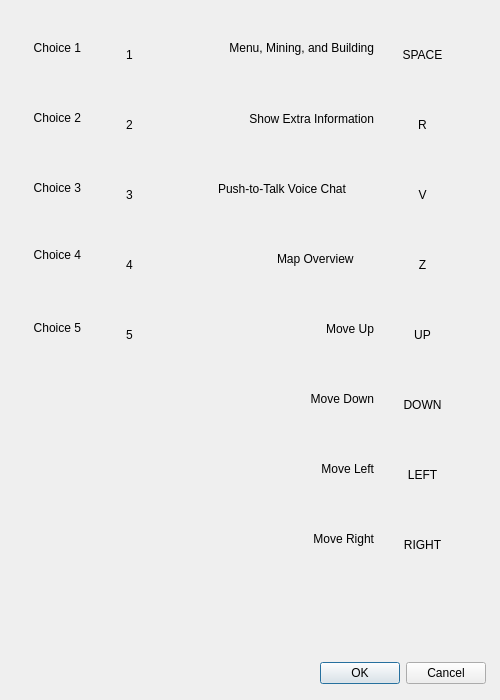
This is src/client/keymap.ui in dc2011/td as Qt 5 draws it before an edit. The edited form follows.
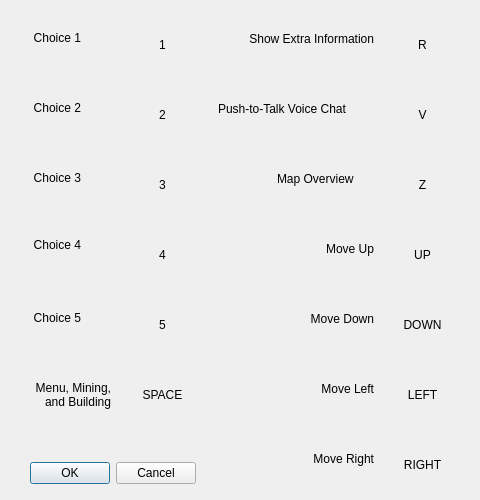
This is the edited form. Custom widgets are drawn as their Qt base class.

Patch:
```diff
--- a/src/client/keymap.ui
+++ b/src/client/keymap.ui
@@ -6,8 +6,8 @@
    <rect>
     <x>0</x>
     <y>0</y>
-    <width>500</width>
-    <height>700</height>
+    <width>480</width>
+    <height>500</height>
    </rect>
   </property>
   <property name="windowTitle">
@@ -16,8 +16,8 @@
   <widget class="QDialogButtonBox" name="buttonBox">
    <property name="geometry">
     <rect>
-     <x>310</x>
-     <y>660</y>
+     <x>20</x>
+     <y>460</y>
      <width>176</width>
      <height>27</height>
     </rect>
@@ -33,7 +33,7 @@
    <property name="geometry">
     <rect>
      <x>380</x>
-     <y>370</y>
+     <y>290</y>
      <width>85</width>
      <height>70</height>
     </rect>
@@ -52,7 +52,7 @@
    <property name="geometry">
     <rect>
      <x>297</x>
-     <y>530</y>
+     <y>450</y>
      <width>77</width>
      <height>17</height>
     </rect>
@@ -68,7 +68,7 @@
    <property name="geometry">
     <rect>
      <x>25</x>
-     <y>39</y>
+     <y>29</y>
      <width>56</width>
      <height>17</height>
     </rect>
@@ -84,7 +84,7 @@
    <property name="geometry">
     <rect>
      <x>24</x>
-     <y>109</y>
+     <y>99</y>
      <width>57</width>
      <height>17</height>
     </rect>
@@ -99,8 +99,8 @@
   <widget class="td::KeyButton" name="btnChoice1">
    <property name="geometry">
     <rect>
-     <x>87</x>
-     <y>20</y>
+     <x>120</x>
+     <y>10</y>
      <width>85</width>
      <height>70</height>
     </rect>
@@ -119,7 +119,7 @@
    <property name="geometry">
     <rect>
      <x>24</x>
-     <y>179</y>
+     <y>169</y>
      <width>57</width>
      <height>17</height>
     </rect>
@@ -134,8 +134,8 @@
   <widget class="td::KeyButton" name="btnChoice2">
    <property name="geometry">
     <rect>
-     <x>87</x>
-     <y>90</y>
+     <x>120</x>
+     <y>80</y>
      <width>85</width>
      <height>70</height>
     </rect>
@@ -154,7 +154,7 @@
    <property name="geometry">
     <rect>
      <x>24</x>
-     <y>246</y>
+     <y>236</y>
      <width>57</width>
      <height>17</height>
     </rect>
@@ -169,8 +169,8 @@
   <widget class="td::KeyButton" name="btnChoice3">
    <property name="geometry">
     <rect>
-     <x>87</x>
-     <y>160</y>
+     <x>120</x>
+     <y>150</y>
      <width>85</width>
      <height>70</height>
     </rect>
@@ -189,7 +189,7 @@
    <property name="geometry">
     <rect>
      <x>24</x>
-     <y>319</y>
+     <y>309</y>
      <width>57</width>
      <height>17</height>
     </rect>
@@ -210,8 +210,8 @@
   <widget class="td::KeyButton" name="btnChoice4">
    <property name="geometry">
     <rect>
-     <x>87</x>
-     <y>230</y>
+     <x>120</x>
+     <y>220</y>
      <width>85</width>
      <height>70</height>
     </rect>
@@ -229,14 +229,14 @@
   <widget class="QLabel" name="lblMenu">
    <property name="geometry">
     <rect>
-     <x>193</x>
-     <y>39</y>
-     <width>181</width>
-     <height>17</height>
+     <x>10</x>
+     <y>360</y>
+     <width>101</width>
+     <height>71</height>
     </rect>
    </property>
    <property name="text">
-    <string>Menu, Mining, and Building</string>
+    <string>Menu, Mining,&lt;br&gt;  and Building</string>
    </property>
    <property name="alignment">
     <set>Qt::AlignRight|Qt::AlignTrailing|Qt::AlignVCenter</set>
@@ -245,8 +245,8 @@
   <widget class="td::KeyButton" name="btnChoice5">
    <property name="geometry">
     <rect>
-     <x>87</x>
-     <y>300</y>
+     <x>120</x>
+     <y>290</y>
      <width>85</width>
      <height>70</height>
     </rect>
@@ -265,7 +265,7 @@
    <property name="geometry">
     <rect>
      <x>214</x>
-     <y>110</y>
+     <y>30</y>
      <width>160</width>
      <height>17</height>
     </rect>
@@ -280,8 +280,8 @@
   <widget class="td::KeyButton" name="btnMenu">
    <property name="geometry">
     <rect>
-     <x>380</x>
-     <y>20</y>
+     <x>120</x>
+     <y>360</y>
      <width>85</width>
      <height>70</height>
     </rect>
@@ -300,7 +300,7 @@
    <property name="geometry">
     <rect>
      <x>218</x>
-     <y>180</y>
+     <y>100</y>
      <width>156</width>
      <height>17</height>
     </rect>
@@ -313,7 +313,7 @@
    <property name="geometry">
     <rect>
      <x>380</x>
-     <y>90</y>
+     <y>10</y>
      <width>85</width>
      <height>70</height>
     </rect>
@@ -332,7 +332,7 @@
    <property name="geometry">
     <rect>
      <x>315</x>
-     <y>320</y>
+     <y>240</y>
      <width>59</width>
      <height>17</height>
     </rect>
@@ -348,7 +348,7 @@
    <property name="geometry">
     <rect>
      <x>380</x>
-     <y>160</y>
+     <y>80</y>
      <width>85</width>
      <height>70</height>
     </rect>
@@ -367,7 +367,7 @@
    <property name="geometry">
     <rect>
      <x>294</x>
-     <y>390</y>
+     <y>310</y>
      <width>80</width>
      <height>17</height>
     </rect>
@@ -383,7 +383,7 @@
    <property name="geometry">
     <rect>
      <x>380</x>
-     <y>300</y>
+     <y>220</y>
      <width>85</width>
      <height>70</height>
     </rect>
@@ -402,7 +402,7 @@
    <property name="geometry">
     <rect>
      <x>305</x>
-     <y>460</y>
+     <y>380</y>
      <width>69</width>
      <height>17</height>
     </rect>
@@ -418,7 +418,7 @@
    <property name="geometry">
     <rect>
      <x>380</x>
-     <y>440</y>
+     <y>360</y>
      <width>85</width>
      <height>70</height>
     </rect>
@@ -437,7 +437,7 @@
    <property name="geometry">
     <rect>
      <x>277</x>
-     <y>250</y>
+     <y>170</y>
      <width>97</width>
      <height>17</height>
     </rect>
@@ -450,7 +450,7 @@
    <property name="geometry">
     <rect>
      <x>380</x>
-     <y>510</y>
+     <y>430</y>
      <width>85</width>
      <height>70</height>
     </rect>
@@ -469,7 +469,7 @@
    <property name="geometry">
     <rect>
      <x>380</x>
-     <y>230</y>
+     <y>150</y>
      <width>85</width>
      <height>70</height>
     </rect>
```
